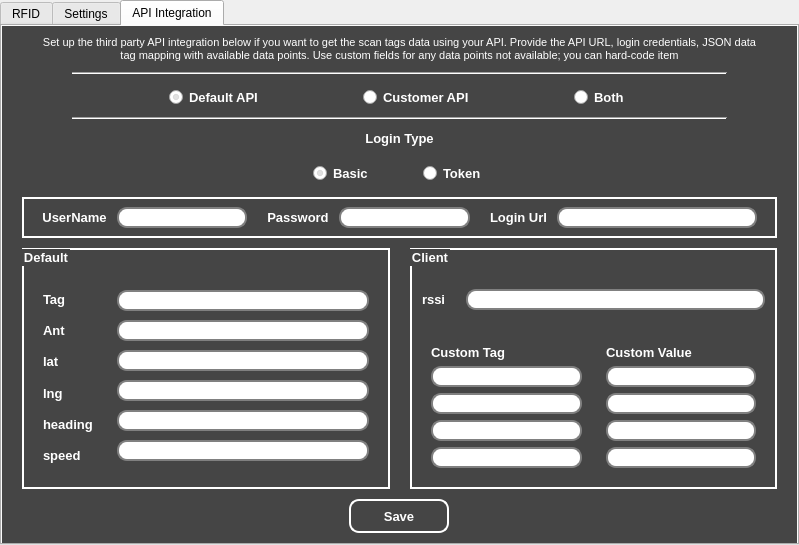
This is ui/main.ui in DevGuruPro/rfid-python as Qt 5 draws it before an edit. The edited form follows.
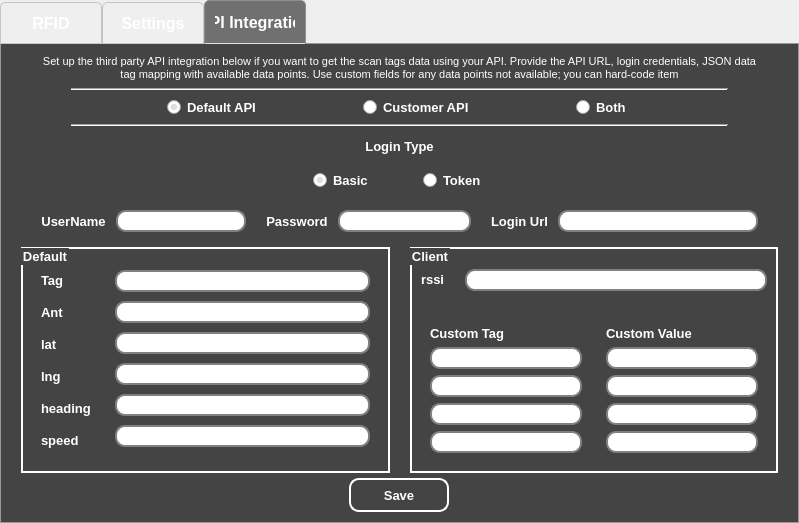
This is the edited form. The open tabs and pages were chosen to show the change. Icons and pictures are not drawn.

Diff of the .ui file:
```diff
--- a/ui/main.ui
+++ b/ui/main.ui
@@ -7,7 +7,7 @@
     <x>0</x>
     <y>0</y>
     <width>797</width>
-    <height>537</height>
+    <height>519</height>
    </rect>
   </property>
   <property name="windowTitle">
@@ -32,8 +32,50 @@
     </property>
     <item>
      <widget class="QTabWidget" name="tabWidget">
+      <property name="sizePolicy">
+       <sizepolicy hsizetype="Expanding" vsizetype="Expanding">
+        <horstretch>0</horstretch>
+        <verstretch>0</verstretch>
+       </sizepolicy>
+      </property>
+      <property name="cursor">
+       <cursorShape>ArrowCursor</cursorShape>
+      </property>
       <property name="styleSheet">
-       <string notr="true"/>
+       <string notr="true">QTabWidget::pane {
+    border: 1px solid #999;  
+    top: -1px; /* Space between tab bar and frame */  
+}  
+
+QTabBar::tab {  
+    background-color: qlineargradient(spread:pad, x1:0, y1:0, x2:0, y2:1,   
+                                      stop:0 #999999, stop:1 #000000);  
+    border: 1px solid #c4c4c3;  
+    border-bottom-color: #c2c7cb; /* Same as pane color */  
+    border-top-left-radius: 5px;  
+    border-top-right-radius: 5px;  
+    min-width: 80px;
+	min-height: 20px;
+    padding: 10px;
+	font: 12pt;
+	font-weight: bold;
+	color: white;
+}  
+
+QTabBar::tab:selected {  
+    background-color: #707070;  
+    border-color: #8f8f91;  
+    border-bottom-color: #e0e0e0; /* Same as pane color */  
+}  
+
+QTabBar::tab:!selected {  
+    margin-top: 2px; /* Make non-selected tabs look recessed */  
+}  
+
+QTabBar::tab:hover {  
+    background: #83878a;  
+    border-color: #999;  
+}</string>
       </property>
       <property name="tabPosition">
        <enum>QTabWidget::North</enum>
@@ -109,7 +151,7 @@
             <widget class="QTableWidget" name="tableWidget">
              <property name="font">
               <font>
-               <pointsize>-1</pointsize>
+               <pointsize>14</pointsize>
                <weight>50</weight>
                <italic>false</italic>
                <bold>false</bold>
@@ -119,14 +161,14 @@
               <string notr="true">QTableWidget {  
   	 background-color: rgba(40, 40, 40, 180); 
     gridline-color: #d1d1d1;  
-    font: 24px;
+    font: 14pt;
 }  
 QHeaderView::section {  
     background-color: qlineargradient(spread:pad, x1:0, y1:0, x2:0, y2:1,   
                                       stop:0 #777777, stop:1 #000000);
     color: white;  
     padding: 5px;
-	font: 24px bold;
+	font: 16pt bold;
     border: 1px solid #555;  
 }  
 QTableWidget::item {
@@ -209,6 +251,16 @@
                </font>
               </property>
              </column>
+             <column>
+              <property name="text">
+               <string>Antenna</string>
+              </property>
+             </column>
+             <column>
+              <property name="text">
+               <string>RSSI</string>
+              </property>
+             </column>
              <column>
               <property name="text">
                <string>Location</string>
@@ -221,20 +273,20 @@
              </column>
              <item row="0" column="0">
               <property name="text">
-               <string>004837065827700000000333 - 1</string>
+               <string/>
               </property>
               <property name="flags">
                <set>NoItemFlags</set>
               </property>
              </item>
-             <item row="0" column="1">
+             <item row="0" column="3">
               <property name="text">
-               <string>0 0</string>
+               <string/>
               </property>
              </item>
-             <item row="0" column="2">
+             <item row="0" column="4">
               <property name="text">
-               <string>5/20/2024 11:09:35 PM</string>
+               <string/>
               </property>
              </item>
              <item row="1" column="0">
@@ -254,6 +306,9 @@
           </property>
           <item row="0" column="0">
            <widget class="QWidget" name="widget" native="true">
+            <property name="styleSheet">
+             <string notr="true">font-size: 10pt;</string>
+            </property>
             <layout class="QVBoxLayout" name="verticalLayout_2">
              <property name="spacing">
               <number>0</number>
@@ -301,7 +356,7 @@
 border: 1px solid black;</string>
                  </property>
                  <property name="text">
-                  <string>TextLabel</string>
+                  <string/>
                  </property>
                 </widget>
                </item>
@@ -329,7 +384,7 @@
 border: 1px solid black;</string>
                  </property>
                  <property name="text">
-                  <string>TextLabel</string>
+                  <string/>
                  </property>
                 </widget>
                </item>
@@ -362,7 +417,7 @@
 border: 1px solid black;</string>
                  </property>
                  <property name="text">
-                  <string>TextLabel</string>
+                  <string/>
                  </property>
                 </widget>
                </item>
@@ -373,6 +428,9 @@
           </item>
           <item row="0" column="1">
            <widget class="QWidget" name="widget_2" native="true">
+            <property name="styleSheet">
+             <string notr="true">font-size: 10pt;</string>
+            </property>
             <layout class="QVBoxLayout" name="verticalLayout_3">
              <property name="spacing">
               <number>0</number>
@@ -420,7 +478,7 @@
 border: 1px solid black;</string>
                  </property>
                  <property name="text">
-                  <string>TextLabel</string>
+                  <string/>
                  </property>
                 </widget>
                </item>
@@ -448,7 +506,7 @@
 border: 1px solid black;</string>
                  </property>
                  <property name="text">
-                  <string>TextLabel</string>
+                  <string/>
                  </property>
                 </widget>
                </item>
@@ -481,7 +539,7 @@
 border: 1px solid black;</string>
                  </property>
                  <property name="text">
-                  <string>TextLabel</string>
+                  <string/>
                  </property>
                 </widget>
                </item>
@@ -868,9 +926,18 @@
                      <verstretch>0</verstretch>
                     </sizepolicy>
                    </property>
+                   <property name="styleSheet">
+                    <string notr="true">QLineEdit {  
+    border: 2px solid gray;  
+    border-radius: 10px;  
+    padding: 2 8 2 8 px;  
+    background: white;  
+    selection-background-color: darkgray;  
+} </string>
+                   </property>
                    <layout class="QVBoxLayout" name="verticalLayout_11">
                     <property name="spacing">
-                     <number>10</number>
+                     <number>8</number>
                     </property>
                     <property name="topMargin">
                      <number>0</number>
@@ -887,14 +954,8 @@
                         <bold>true</bold>
                        </font>
                       </property>
-                      <property name="styleSheet">
-                       <string notr="true">QLineEdit {  
-    border: 2px solid gray;  
-    border-radius: 10px;  
-    padding: 0 8px;  
-    background: white;  
-    selection-background-color: darkgray;  
-}  </string>
+                      <property name="text">
+                       <string/>
                       </property>
                      </widget>
                     </item>
@@ -907,15 +968,6 @@
                         <bold>true</bold>
                        </font>
                       </property>
-                      <property name="styleSheet">
-                       <string notr="true">QLineEdit {  
-    border: 2px solid gray;  
-    border-radius: 10px;  
-    padding: 0 8px;  
-    background: white;  
-    selection-background-color: darkgray;  
-}  </string>
-                      </property>
                      </widget>
                     </item>
                     <item>
@@ -927,15 +979,6 @@
                         <bold>true</bold>
                        </font>
                       </property>
-                      <property name="styleSheet">
-                       <string notr="true">QLineEdit {  
-    border: 2px solid gray;  
-    border-radius: 10px;  
-    padding: 0 8px;  
-    background: white;  
-    selection-background-color: darkgray;  
-}  </string>
-                      </property>
                      </widget>
                     </item>
                     <item>
@@ -947,15 +990,6 @@
                         <bold>true</bold>
                        </font>
                       </property>
-                      <property name="styleSheet">
-                       <string notr="true">QLineEdit {  
-    border: 2px solid gray;  
-    border-radius: 10px;  
-    padding: 0 8px;  
-    background: white;  
-    selection-background-color: darkgray;  
-}  </string>
-                      </property>
                      </widget>
                     </item>
                     <item>
@@ -967,15 +1001,6 @@
                         <bold>true</bold>
                        </font>
                       </property>
-                      <property name="styleSheet">
-                       <string notr="true">QLineEdit {  
-    border: 2px solid gray;  
-    border-radius: 10px;  
-    padding: 0 8px;  
-    background: white;  
-    selection-background-color: darkgray;  
-}  </string>
-                      </property>
                      </widget>
                     </item>
                     <item>
@@ -987,15 +1012,6 @@
                         <bold>true</bold>
                        </font>
                       </property>
-                      <property name="styleSheet">
-                       <string notr="true">QLineEdit {  
-    border: 2px solid gray;  
-    border-radius: 10px;  
-    padding: 0 8px;  
-    background: white;  
-    selection-background-color: darkgray;  
-}  </string>
-                      </property>
                      </widget>
                     </item>
                     <item>
@@ -1007,15 +1023,6 @@
                         <bold>true</bold>
                        </font>
                       </property>
-                      <property name="styleSheet">
-                       <string notr="true">QLineEdit {  
-    border: 2px solid gray;  
-    border-radius: 10px;  
-    padding: 0 8px;  
-    background: white;  
-    selection-background-color: darkgray;  
-}  </string>
-                      </property>
                      </widget>
                     </item>
                    </layout>
@@ -1045,7 +1052,9 @@
              <property name="styleSheet">
               <string notr="true">QGroupBox::title {  
     color: white;  /* Change 'blue' to any color you want */  
-}</string>
+}
+
+</string>
              </property>
              <property name="title">
               <string>RFID</string>
@@ -1253,9 +1262,18 @@
                      <verstretch>0</verstretch>
                     </sizepolicy>
                    </property>
+                   <property name="styleSheet">
+                    <string notr="true">QLineEdit {  
+    border: 2px solid gray;  
+    border-radius: 10px;  
+    padding: 2 8 2 8 px;  
+    background: white;  
+    selection-background-color: darkgray;  
+}  </string>
+                   </property>
                    <layout class="QVBoxLayout" name="verticalLayout_8">
                     <property name="spacing">
-                     <number>15</number>
+                     <number>8</number>
                     </property>
                     <item>
                      <widget class="QLineEdit" name="edit_rfid_noti">
@@ -1266,14 +1284,8 @@
                         <bold>true</bold>
                        </font>
                       </property>
-                      <property name="styleSheet">
-                       <string notr="true">QLineEdit {  
-    border: 2px solid gray;  
-    border-radius: 10px;  
-    padding: 0 8px;  
-    background: white;  
-    selection-background-color: darkgray;  
-}  </string>
+                      <property name="text">
+                       <string>-1</string>
                       </property>
                      </widget>
                     </item>
@@ -1286,14 +1298,8 @@
                         <bold>true</bold>
                        </font>
                       </property>
-                      <property name="styleSheet">
-                       <string notr="true">QLineEdit {  
-    border: 2px solid gray;  
-    border-radius: 10px;  
-    padding: 0 8px;  
-    background: white;  
-    selection-background-color: darkgray;  
-}  </string>
+                      <property name="text">
+                       <string>169.254.10.1</string>
                       </property>
                      </widget>
                     </item>
@@ -1306,14 +1312,8 @@
                         <bold>true</bold>
                        </font>
                       </property>
-                      <property name="styleSheet">
-                       <string notr="true">QLineEdit {  
-    border: 2px solid gray;  
-    border-radius: 10px;  
-    padding: 0 8px;  
-    background: white;  
-    selection-background-color: darkgray;  
-}  </string>
+                      <property name="text">
+                       <string/>
                       </property>
                      </widget>
                     </item>
@@ -1326,15 +1326,6 @@
                         <bold>true</bold>
                        </font>
                       </property>
-                      <property name="styleSheet">
-                       <string notr="true">QLineEdit {  
-    border: 2px solid gray;  
-    border-radius: 10px;  
-    padding: 0 8px;  
-    background: white;  
-    selection-background-color: darkgray;  
-}  </string>
-                      </property>
                      </widget>
                     </item>
                     <item>
@@ -1346,15 +1337,6 @@
                         <bold>true</bold>
                        </font>
                       </property>
-                      <property name="styleSheet">
-                       <string notr="true">QLineEdit {  
-    border: 2px solid gray;  
-    border-radius: 10px;  
-    padding: 0 8px;  
-    background: white;  
-    selection-background-color: darkgray;  
-}  </string>
-                      </property>
                      </widget>
                     </item>
                     <item>
@@ -1366,15 +1348,6 @@
                         <bold>true</bold>
                        </font>
                       </property>
-                      <property name="styleSheet">
-                       <string notr="true">QLineEdit {  
-    border: 2px solid gray;  
-    border-radius: 10px;  
-    padding: 0 8px;  
-    background: white;  
-    selection-background-color: darkgray;  
-}  </string>
-                      </property>
                      </widget>
                     </item>
                     <item>
@@ -1386,15 +1359,6 @@
                         <bold>true</bold>
                        </font>
                       </property>
-                      <property name="styleSheet">
-                       <string notr="true">QLineEdit {  
-    border: 2px solid gray;  
-    border-radius: 10px;  
-    padding: 0 8px;  
-    background: white;  
-    selection-background-color: darkgray;  
-}  </string>
-                      </property>
                      </widget>
                     </item>
                     <item>
@@ -1406,15 +1370,6 @@
                         <bold>true</bold>
                        </font>
                       </property>
-                      <property name="styleSheet">
-                       <string notr="true">QLineEdit {  
-    border: 2px solid gray;  
-    border-radius: 10px;  
-    padding: 0 8px;  
-    background: white;  
-    selection-background-color: darkgray;  
-}  </string>
-                      </property>
                      </widget>
                     </item>
                    </layout>
@@ -2085,11 +2040,21 @@
           <property name="styleSheet">
            <string notr="true">#widget_27{
 	background-color: rgba(40, 40, 40, 220);  
-}</string>
+}
+
+QLineEdit {  
+    border: 2px solid gray;  
+    border-radius: 10px;  
+    padding: 1 8 1 8 px;  
+    background: white;  
+    selection-background-color: darkgray;  
+	font-size: 8pt;
+	font-weight: bold;
+} </string>
           </property>
           <layout class="QVBoxLayout" name="verticalLayout_4">
            <property name="spacing">
-            <number>10</number>
+            <number>5</number>
            </property>
            <property name="leftMargin">
             <number>20</number>
@@ -2462,11 +2427,6 @@
            </item>
            <item>
             <widget class="QWidget" name="widget_30" native="true">
-             <property name="styleSheet">
-              <string notr="true">#widget_30{
-	border: 2px solid white;
-}</string>
-             </property>
              <layout class="QHBoxLayout" name="horizontalLayout_26">
               <property name="spacing">
                <number>20</number>
@@ -2525,19 +2485,13 @@
                   <widget class="QLineEdit" name="edit_username">
                    <property name="font">
                     <font>
-                     <pointsize>10</pointsize>
+                     <pointsize>8</pointsize>
                      <weight>75</weight>
                      <bold>true</bold>
                     </font>
                    </property>
-                   <property name="styleSheet">
-                    <string notr="true">QLineEdit {  
-    border: 2px solid gray;  
-    border-radius: 10px;  
-    padding: 0 8px;  
-    background: white;  
-    selection-background-color: darkgray;  
-}  </string>
+                   <property name="text">
+                    <string/>
                    </property>
                   </widget>
                  </item>
@@ -2586,20 +2540,11 @@
                   <widget class="QLineEdit" name="edit_password">
                    <property name="font">
                     <font>
-                     <pointsize>10</pointsize>
+                     <pointsize>8</pointsize>
                      <weight>75</weight>
                      <bold>true</bold>
                     </font>
                    </property>
-                   <property name="styleSheet">
-                    <string notr="true">QLineEdit {  
-    border: 2px solid gray;  
-    border-radius: 10px;  
-    padding: 0 8px;  
-    background: white;  
-    selection-background-color: darkgray;  
-}  </string>
-                   </property>
                    <property name="echoMode">
                     <enum>QLineEdit::Password</enum>
                    </property>
@@ -2656,20 +2601,11 @@
                    </property>
                    <property name="font">
                     <font>
-                     <pointsize>10</pointsize>
+                     <pointsize>8</pointsize>
                      <weight>75</weight>
                      <bold>true</bold>
                     </font>
                    </property>
-                   <property name="styleSheet">
-                    <string notr="true">QLineEdit {  
-    border: 2px solid gray;  
-    border-radius: 10px;  
-    padding: 0 8px;  
-    background: white;  
-    selection-background-color: darkgray;  
-}  </string>
-                   </property>
                   </widget>
                  </item>
                 </layout>
@@ -2849,19 +2785,13 @@
                      <widget class="QLineEdit" name="edit_api_tag">
                       <property name="font">
                        <font>
-                        <pointsize>10</pointsize>
+                        <pointsize>8</pointsize>
                         <weight>75</weight>
                         <bold>true</bold>
                        </font>
                       </property>
-                      <property name="styleSheet">
-                       <string notr="true">QLineEdit {  
-    border: 2px solid gray;  
-    border-radius: 10px;  
-    padding: 0 8px;  
-    background: white;  
-    selection-background-color: darkgray;  
-}  </string>
+                      <property name="text">
+                       <string/>
                       </property>
                      </widget>
                     </item>
@@ -2869,100 +2799,55 @@
                      <widget class="QLineEdit" name="edit_api_ant">
                       <property name="font">
                        <font>
-                        <pointsize>10</pointsize>
+                        <pointsize>8</pointsize>
                         <weight>75</weight>
                         <bold>true</bold>
                        </font>
                       </property>
-                      <property name="styleSheet">
-                       <string notr="true">QLineEdit {  
-    border: 2px solid gray;  
-    border-radius: 10px;  
-    padding: 0 8px;  
-    background: white;  
-    selection-background-color: darkgray;  
-}  </string>
-                      </property>
                      </widget>
                     </item>
                     <item>
                      <widget class="QLineEdit" name="edit_api_lat">
                       <property name="font">
                        <font>
-                        <pointsize>10</pointsize>
+                        <pointsize>8</pointsize>
                         <weight>75</weight>
                         <bold>true</bold>
                        </font>
                       </property>
-                      <property name="styleSheet">
-                       <string notr="true">QLineEdit {  
-    border: 2px solid gray;  
-    border-radius: 10px;  
-    padding: 0 8px;  
-    background: white;  
-    selection-background-color: darkgray;  
-}  </string>
-                      </property>
                      </widget>
                     </item>
                     <item>
                      <widget class="QLineEdit" name="edit_api_lng">
                       <property name="font">
                        <font>
-                        <pointsize>10</pointsize>
+                        <pointsize>8</pointsize>
                         <weight>75</weight>
                         <bold>true</bold>
                        </font>
                       </property>
-                      <property name="styleSheet">
-                       <string notr="true">QLineEdit {  
-    border: 2px solid gray;  
-    border-radius: 10px;  
-    padding: 0 8px;  
-    background: white;  
-    selection-background-color: darkgray;  
-}  </string>
-                      </property>
                      </widget>
                     </item>
                     <item>
                      <widget class="QLineEdit" name="edit_api_heading">
                       <property name="font">
                        <font>
-                        <pointsize>10</pointsize>
+                        <pointsize>8</pointsize>
                         <weight>75</weight>
                         <bold>true</bold>
                        </font>
                       </property>
-                      <property name="styleSheet">
-                       <string notr="true">QLineEdit {  
-    border: 2px solid gray;  
-    border-radius: 10px;  
-    padding: 0 8px;  
-    background: white;  
-    selection-background-color: darkgray;  
-}  </string>
-                      </property>
                      </widget>
                     </item>
                     <item>
                      <widget class="QLineEdit" name="edit_api_speed">
                       <property name="font">
                        <font>
-                        <pointsize>10</pointsize>
+                        <pointsize>8</pointsize>
                         <weight>75</weight>
                         <bold>true</bold>
                        </font>
                       </property>
-                      <property name="styleSheet">
-                       <string notr="true">QLineEdit {  
-    border: 2px solid gray;  
-    border-radius: 10px;  
-    padding: 0 8px;  
-    background: white;  
-    selection-background-color: darkgray;  
-}  </string>
-                      </property>
                      </widget>
                     </item>
                    </layout>
@@ -3040,19 +2925,13 @@
                      <widget class="QLineEdit" name="edit_api_rssi">
                       <property name="font">
                        <font>
-                        <pointsize>10</pointsize>
+                        <pointsize>8</pointsize>
                         <weight>75</weight>
                         <bold>true</bold>
                        </font>
                       </property>
-                      <property name="styleSheet">
-                       <string notr="true">QLineEdit {  
-    border: 2px solid gray;  
-    border-radius: 10px;  
-    padding: 0 8px;  
-    background: white;  
-    selection-background-color: darkgray;  
-}  </string>
+                      <property name="text">
+                       <string/>
                       </property>
                      </widget>
                     </item>
@@ -3146,19 +3025,13 @@
                         <widget class="QLineEdit" name="edit_api_heading_3">
                          <property name="font">
                           <font>
-                           <pointsize>10</pointsize>
+                           <pointsize>8</pointsize>
                            <weight>75</weight>
                            <bold>true</bold>
                           </font>
                          </property>
-                         <property name="styleSheet">
-                          <string notr="true">QLineEdit {  
-    border: 2px solid gray;  
-    border-radius: 10px;  
-    padding: 0 8px;  
-    background: white;  
-    selection-background-color: darkgray;  
-}  </string>
+                         <property name="text">
+                          <string/>
                          </property>
                         </widget>
                        </item>
@@ -3166,60 +3039,33 @@
                         <widget class="QLineEdit" name="edit_api_heading_2">
                          <property name="font">
                           <font>
-                           <pointsize>10</pointsize>
+                           <pointsize>8</pointsize>
                            <weight>75</weight>
                            <bold>true</bold>
                           </font>
                          </property>
-                         <property name="styleSheet">
-                          <string notr="true">QLineEdit {  
-    border: 2px solid gray;  
-    border-radius: 10px;  
-    padding: 0 8px;  
-    background: white;  
-    selection-background-color: darkgray;  
-}  </string>
-                         </property>
                         </widget>
                        </item>
                        <item>
                         <widget class="QLineEdit" name="edit_api_heading_4">
                          <property name="font">
                           <font>
-                           <pointsize>10</pointsize>
+                           <pointsize>8</pointsize>
                            <weight>75</weight>
                            <bold>true</bold>
                           </font>
                          </property>
-                         <property name="styleSheet">
-                          <string notr="true">QLineEdit {  
-    border: 2px solid gray;  
-    border-radius: 10px;  
-    padding: 0 8px;  
-    background: white;  
-    selection-background-color: darkgray;  
-}  </string>
-                         </property>
                         </widget>
                        </item>
                        <item>
                         <widget class="QLineEdit" name="edit_api_lng_2">
                          <property name="font">
                           <font>
-                           <pointsize>10</pointsize>
+                           <pointsize>8</pointsize>
                            <weight>75</weight>
                            <bold>true</bold>
                           </font>
                          </property>
-                         <property name="styleSheet">
-                          <string notr="true">QLineEdit {  
-    border: 2px solid gray;  
-    border-radius: 10px;  
-    padding: 0 8px;  
-    background: white;  
-    selection-background-color: darkgray;  
-}  </string>
-                         </property>
                         </widget>
                        </item>
                       </layout>
@@ -3257,80 +3103,44 @@
                         <widget class="QLineEdit" name="edit_api_heading_5">
                          <property name="font">
                           <font>
-                           <pointsize>10</pointsize>
+                           <pointsize>8</pointsize>
                            <weight>75</weight>
                            <bold>true</bold>
                           </font>
                          </property>
-                         <property name="styleSheet">
-                          <string notr="true">QLineEdit {  
-    border: 2px solid gray;  
-    border-radius: 10px;  
-    padding: 0 8px;  
-    background: white;  
-    selection-background-color: darkgray;  
-}  </string>
-                         </property>
                         </widget>
                        </item>
                        <item>
                         <widget class="QLineEdit" name="edit_api_ant_2">
                          <property name="font">
                           <font>
-                           <pointsize>10</pointsize>
+                           <pointsize>8</pointsize>
                            <weight>75</weight>
                            <bold>true</bold>
                           </font>
                          </property>
-                         <property name="styleSheet">
-                          <string notr="true">QLineEdit {  
-    border: 2px solid gray;  
-    border-radius: 10px;  
-    padding: 0 8px;  
-    background: white;  
-    selection-background-color: darkgray;  
-}  </string>
-                         </property>
                         </widget>
                        </item>
                        <item>
                         <widget class="QLineEdit" name="edit_api_lat_2">
                          <property name="font">
                           <font>
-                           <pointsize>10</pointsize>
+                           <pointsize>8</pointsize>
                            <weight>75</weight>
                            <bold>true</bold>
                           </font>
                          </property>
-                         <property name="styleSheet">
-                          <string notr="true">QLineEdit {  
-    border: 2px solid gray;  
-    border-radius: 10px;  
-    padding: 0 8px;  
-    background: white;  
-    selection-background-color: darkgray;  
-}  </string>
-                         </property>
                         </widget>
                        </item>
                        <item>
                         <widget class="QLineEdit" name="edit_api_speed_2">
                          <property name="font">
                           <font>
-                           <pointsize>10</pointsize>
+                           <pointsize>8</pointsize>
                            <weight>75</weight>
                            <bold>true</bold>
                           </font>
                          </property>
-                         <property name="styleSheet">
-                          <string notr="true">QLineEdit {  
-    border: 2px solid gray;  
-    border-radius: 10px;  
-    padding: 0 8px;  
-    background: white;  
-    selection-background-color: darkgray;  
-}  </string>
-                         </property>
                         </widget>
                        </item>
                       </layout>
```
